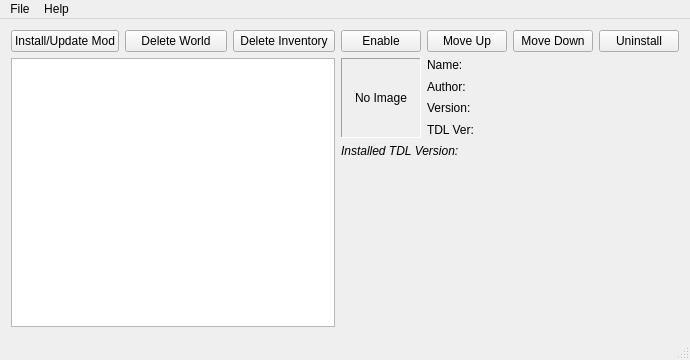
Above: modloader_qt/mainwindow.ui from jpeg/TDL-Mod-Loader before the change. Below: the same form after it.
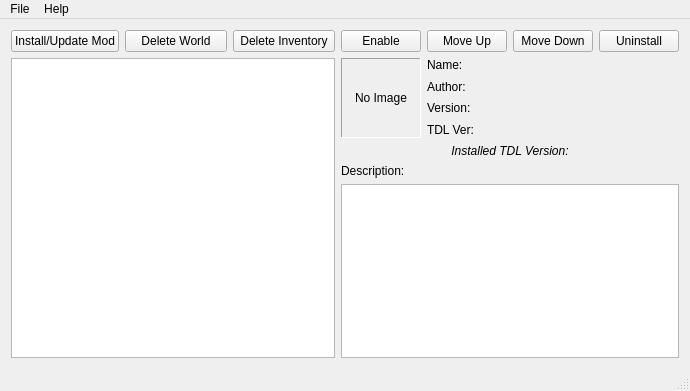
That is the form after the change. Icons and pictures are not drawn.

Commit message: Support mod descriptions

```diff
--- a/modloader_qt/mainwindow.ui
+++ b/modloader_qt/mainwindow.ui
@@ -7,11 +7,11 @@
     <x>0</x>
     <y>0</y>
     <width>690</width>
-    <height>360</height>
+    <height>391</height>
    </rect>
   </property>
   <property name="sizePolicy">
-   <sizepolicy hsizetype="MinimumExpanding" vsizetype="Preferred">
+   <sizepolicy hsizetype="Fixed" vsizetype="Preferred">
     <horstretch>0</horstretch>
     <verstretch>0</verstretch>
    </sizepolicy>
@@ -271,20 +271,20 @@
         <property name="text">
          <string>Installed TDL Version:</string>
         </property>
+        <property name="alignment">
+         <set>Qt::AlignCenter</set>
+        </property>
        </widget>
       </item>
       <item>
-       <spacer name="verticalSpacer">
-        <property name="orientation">
-         <enum>Qt::Vertical</enum>
+       <widget class="QLabel" name="labelDescription">
+        <property name="text">
+         <string>Description:</string>
         </property>
-        <property name="sizeHint" stdset="0">
-         <size>
-          <width>20</width>
-          <height>40</height>
-         </size>
-        </property>
-       </spacer>
+       </widget>
+      </item>
+      <item>
+       <widget class="QTextBrowser" name="textBrowserModDescription"/>
       </item>
      </layout>
     </item>
```
The commit also changes 5 other files.
